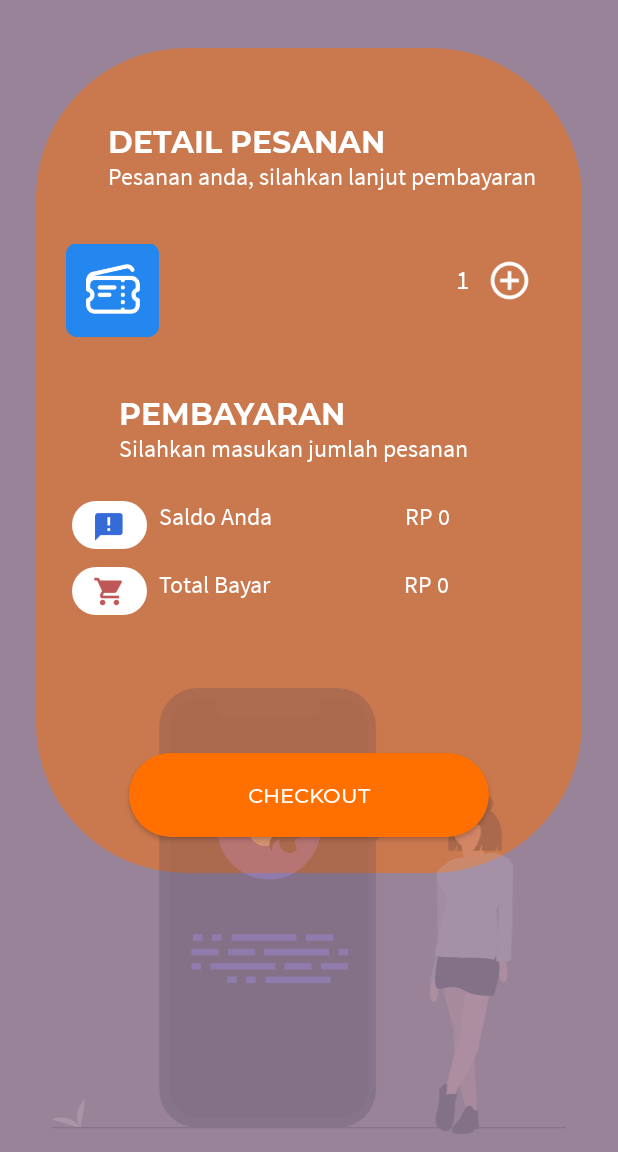
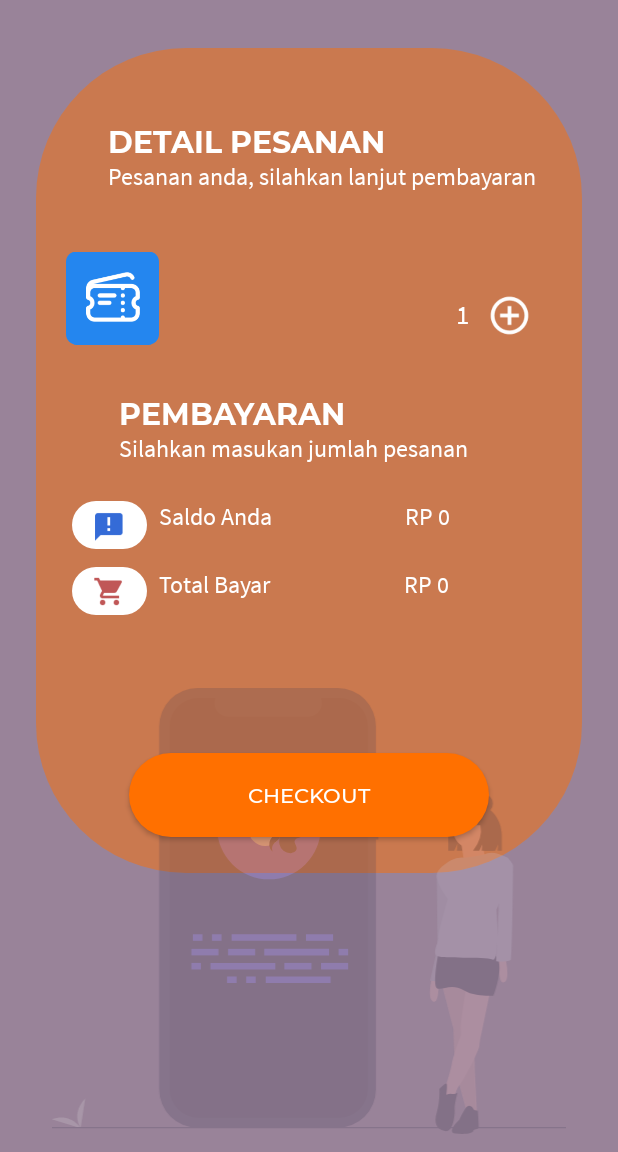
Before and after one commit to sidikry/KantinKom, an Android app: the DrinkCheckoutAct screen opened directly, with no data from a screen before it, on a phone screen of 412 x 824 dp, the part 84-1236 px from its top. Run offline under Robolectric (Android 15) with nearby library versions, the light colour scheme and no system bars; our stand-ins replace Firebase (no records; nobody signed in at launch, a user with empty details on screens opened directly); 5 statements that could not run were skipped.

Commit message:
fix layout drink activity

```diff
--- a/app/src/main/res/layout/activity_drink_checkout.xml
+++ b/app/src/main/res/layout/activity_drink_checkout.xml
@@ -26,7 +26,8 @@
         android:layout_marginTop="16dp"
         android:src="@drawable/ic_keyboard_backspace_24px"
         app:layout_constraintStart_toStartOf="parent"
-        app:layout_constraintTop_toTopOf="parent" />
+        app:layout_constraintTop_toTopOf="parent"
+        android:contentDescription="@string/ic_back" />
 
     <ImageView
         android:layout_width="40dp"
@@ -35,7 +36,8 @@
         android:layout_marginEnd="24dp"
         android:src="@drawable/ic_notifications_24px"
         app:layout_constraintEnd_toEndOf="parent"
-        app:layout_constraintTop_toTopOf="parent" />
+        app:layout_constraintTop_toTopOf="parent"
+        android:contentDescription="@string/ic_notif" />
 
     <ImageView
         android:id="@+id/logo_amikom"
@@ -45,7 +47,8 @@
         android:src="@drawable/logo_amikom"
         app:layout_constraintEnd_toEndOf="parent"
         app:layout_constraintStart_toStartOf="parent"
-        app:layout_constraintTop_toTopOf="parent" />
+        app:layout_constraintTop_toTopOf="parent"
+        android:contentDescription="@string/ic_logo" />
 
     <LinearLayout
         android:id="@+id/linearLayout"
@@ -66,7 +69,7 @@
         android:layout_width="wrap_content"
         android:layout_height="wrap_content"
         android:fontFamily="@font/montserratbold"
-        android:text="DETAIL PESANAN"
+        android:text="@string/detail_pesanan"
         android:layout_marginTop="48dp"
         android:layout_marginStart="48dp"
         android:textAllCaps="true"
@@ -82,7 +85,7 @@
         android:layout_marginStart="48dp"
         android:fontFamily="@font/sourcesansproregular"
         android:textColor="#fff"
-        android:text="Pesanan anda, silahkan lanjut pembayaran"
+        android:text="@string/pesan_desc"
         android:textSize="16sp"
         app:layout_constraintStart_toStartOf="@+id/linearLayout"
         app:layout_constraintTop_toBottomOf="@+id/nama_food" />
@@ -102,13 +105,16 @@
         <ImageView
             android:layout_width="62dp"
             android:layout_height="65dp"
+            android:layout_gravity="center_vertical"
             android:layout_marginStart="20dp"
-            android:src="@drawable/ic_buy_makanan" />
+            android:src="@drawable/ic_buy_makanan"
+            android:contentDescription="@string/ic_dompet" />
 
         <LinearLayout
             android:layout_width="120dp"
             android:layout_height="wrap_content"
-            android:layout_marginLeft="12dp"
+            android:layout_marginStart="12dp"
+
             android:layout_marginTop="6dp"
             android:orientation="vertical">
 
@@ -145,7 +151,8 @@
         <LinearLayout
             android:layout_width="wrap_content"
             android:layout_height="wrap_content"
-            android:layout_marginLeft="24dp"
+            android:layout_marginStart="24dp"
+            android:layout_gravity="center_vertical"
             android:layout_marginTop="11dp"
             android:orientation="horizontal">
 
@@ -162,7 +169,7 @@
                 android:layout_marginLeft="12dp"
                 android:layout_marginRight="12dp"
                 android:fontFamily="@font/sourcesansproregular"
-                android:text="1"
+                android:text="@string/_1"
                 android:textColor="@color/white_primary"
                 android:textSize="18sp" />
 
@@ -185,7 +192,7 @@
         android:layout_marginStart="55dp"
         android:layout_marginTop="24dp"
         android:fontFamily="@font/montserratbold"
-        android:text="PEMBAYARAN"
+        android:text="@string/pembayaran"
         android:textColor="#fff"
         android:textSize="20sp"
         app:layout_constraintStart_toStartOf="@+id/linearLayout"
@@ -197,7 +204,7 @@
         android:layout_height="wrap_content"
         android:layout_marginStart="55dp"
         android:fontFamily="@font/sourcesansproregular"
-        android:text="Silahkan masukan jumlah pesanan"
+        android:text="@string/bayar_desc"
         android:textColor="#fff"
         android:textSize="16sp"
         app:layout_constraintStart_toStartOf="@+id/linearLayout"
@@ -229,7 +236,8 @@
             android:id="@+id/makanan"
             android:layout_width="22dp"
             android:layout_height="22dp"
-            android:src="@drawable/saldo" />
+            android:src="@drawable/saldo"
+            android:contentDescription="@string/ic_info" />
 
     </FrameLayout>
 
@@ -240,7 +248,7 @@
         android:layout_marginStart="8dp"
         android:layout_marginTop="24dp"
         android:fontFamily="@font/sourcesansproregular"
-        android:text="Saldo Anda"
+        android:text="@string/saldo_anda"
         android:textColor="#fff"
         android:textSize="16sp"
         app:layout_constraintStart_toEndOf="@+id/linearLayout8"
@@ -270,7 +278,8 @@
         <ImageView
             android:layout_width="22dp"
             android:layout_height="22dp"
-            android:src="@drawable/shopping_cart" />
+            android:src="@drawable/shopping_cart"
+            android:contentDescription="@string/ic_shop" />
 
     </FrameLayout>
 
@@ -281,7 +290,7 @@
         android:layout_marginStart="8dp"
         android:layout_marginTop="24dp"
         android:fontFamily="@font/sourcesansproregular"
-        android:text="Total Bayar"
+        android:text="@string/total_bayar"
         android:textColor="#fff"
         android:textSize="16sp"
         app:layout_constraintStart_toEndOf="@+id/linearLayout11"
@@ -308,7 +317,8 @@
         android:src="@drawable/icon_tidak_cukup_uang"
         app:layout_constraintEnd_toEndOf="@+id/linearLayout"
         app:layout_constraintStart_toEndOf="@+id/my_balance"
-        app:layout_constraintTop_toBottomOf="@+id/textView22" />
+        app:layout_constraintTop_toBottomOf="@+id/textView22"
+        android:contentDescription="@string/ic_important" />
 
     <TextView
         android:id="@+id/harga_food"
@@ -330,7 +340,7 @@
         android:layout_marginBottom="24dp"
         android:background="@drawable/bg_btn_orange"
         android:fontFamily="@font/montserratmedium"
-        android:text="CHECKOUT"
+        android:text="@string/checkout"
         android:textColor="#fff"
         app:layout_constraintBottom_toBottomOf="@+id/linearLayout"
         app:layout_constraintEnd_toEndOf="@+id/linearLayout"
@@ -347,6 +357,7 @@
         android:alpha="0.2"
         app:layout_constraintBottom_toBottomOf="parent"
         app:layout_constraintEnd_toEndOf="parent"
-        app:layout_constraintStart_toStartOf="parent" />
+        app:layout_constraintStart_toStartOf="parent"
+        android:contentDescription="@string/ic_image" />
 
 </androidx.constraintlayout.widget.ConstraintLayout>
--- a/app/src/main/res/values/strings.xml
+++ b/app/src/main/res/values/strings.xml
@@ -22,6 +22,22 @@
     <string name="jeruk_des">Es jeruk 500an ga pake ke-\n ntang, segerrr ra karuan.</string>
     <string name="image_cart">image_cart</string>
     <string name="_1">1</string>
+    <string name="ic_back">ic_back</string>
+    <string name="ic_notif">ic_notif</string>
+    <string name="ic_logo">ic_logo</string>
+    <string name="detail_pesanan">DETAIL PESANAN</string>
+    <string name="pesan_desc">Pesanan anda, silahkan lanjut pembayaran</string>
+    <string name="ic_dompet">ic_dompet</string>
+    <string name="_1">1</string>
+    <string name="pembayaran">PEMBAYARAN</string>
+    <string name="bayar_desc">Silahkan masukan jumlah pesanan</string>
+    <string name="saldo_anda">Saldo Anda</string>
+    <string name="ic_image">ic_image</string>
+    <string name="checkout">CHECKOUT</string>
+    <string name="ic_important">ic_important</string>
+    <string name="total_bayar">Total Bayar</string>
+    <string name="ic_shop">ic_shop</string>
+    <string name="ic_info">ic_info</string>
 
     <!-- TODO: Remove or change this placeholder text -->
 </resources>
```
